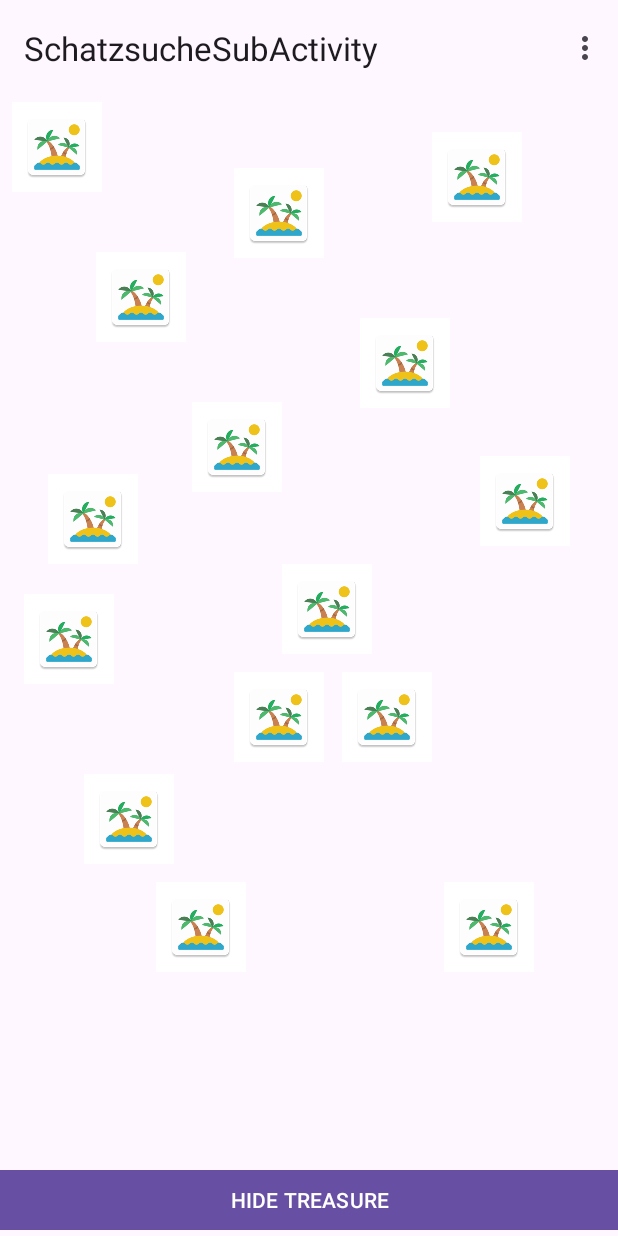
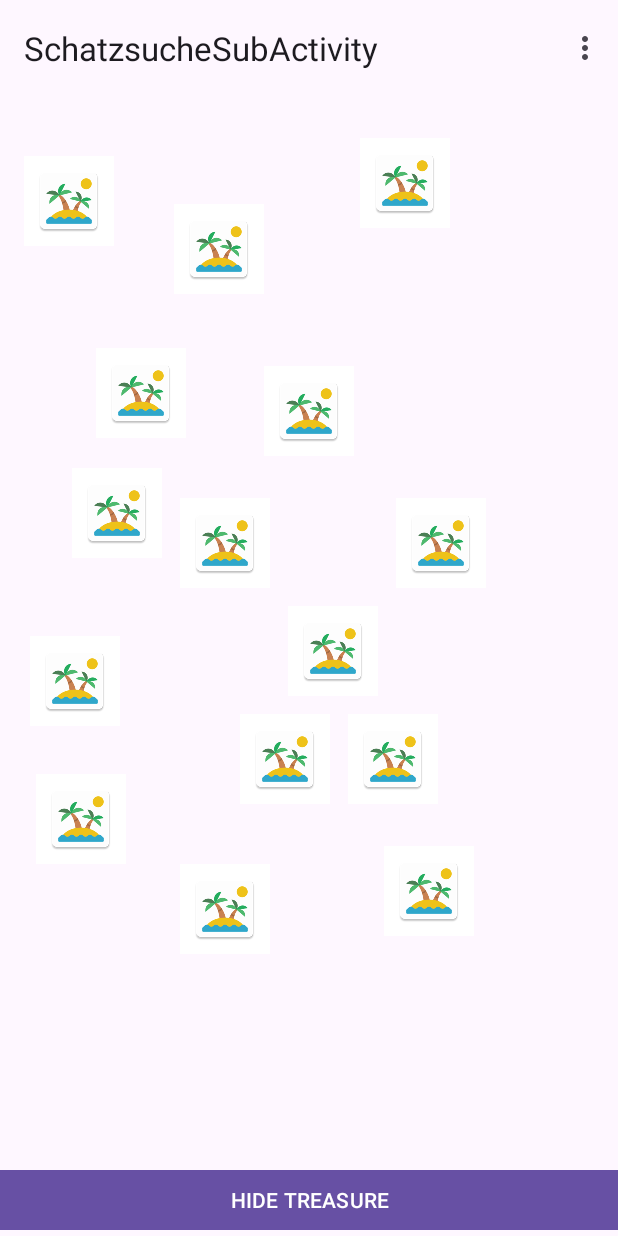
Before and after one commit to rothnina/SchatzsucheSubActivity, an Android app: the screen it shows after launch (MainActivity), on a phone screen of 412 x 824 dp. Run offline under Robolectric (Android 15) with nearby library versions, the phone set to English and light mode, and no system bars; our stand-ins replace navigation-ui.

Commit message:
Change location of the imagebuttons, so all are in the screen

```diff
--- a/app/src/main/res/layout/activity_main.xml
+++ b/app/src/main/res/layout/activity_main.xml
@@ -23,17 +23,18 @@
         android:id="@+id/constrainLayout"
         android:layout_width="match_parent"
         android:layout_height="match_parent"
+        android:layout_marginTop="?attr/actionBarSize"
         >
 
         <ImageButton
             android:id="@+id/island_1"
             android:layout_width="wrap_content"
             android:layout_height="wrap_content"
-            android:layout_marginStart="8dp"
-            android:layout_marginTop="68dp"
+            android:layout_marginStart="16dp"
+            android:layout_marginTop="40dp"
+            android:accessibilityPaneTitle="island_1"
             android:background="@drawable/rectangle_image_button"
             android:src="@mipmap/island"
-            android:accessibilityPaneTitle="island_1"
             app:layout_constraintStart_toStartOf="parent"
             app:layout_constraintTop_toTopOf="parent" />
 
@@ -41,11 +42,11 @@
             android:id="@+id/island_2"
             android:layout_width="wrap_content"
             android:layout_height="wrap_content"
-            android:layout_marginStart="156dp"
-            android:layout_marginTop="112dp"
+            android:layout_marginStart="116dp"
+            android:layout_marginTop="72dp"
+            android:accessibilityPaneTitle="island_2"
             android:background="@drawable/rectangle_image_button"
             android:src="@mipmap/island"
-            android:accessibilityPaneTitle="island_2"
             app:layout_constraintStart_toStartOf="parent"
             app:layout_constraintTop_toTopOf="parent" />
 
@@ -53,11 +54,11 @@
             android:id="@+id/island_3"
             android:layout_width="wrap_content"
             android:layout_height="wrap_content"
-            android:layout_marginStart="288dp"
-            android:layout_marginTop="88dp"
+            android:layout_marginStart="240dp"
+            android:layout_marginTop="28dp"
+            android:accessibilityPaneTitle="island_3"
             android:background="@drawable/rectangle_image_button"
             android:src="@mipmap/island"
-            android:accessibilityPaneTitle="island_3"
             app:layout_constraintStart_toStartOf="parent"
             app:layout_constraintTop_toTopOf="parent" />
 
@@ -77,11 +78,35 @@
             android:id="@+id/island_5"
             android:layout_width="wrap_content"
             android:layout_height="wrap_content"
-            android:layout_marginStart="240dp"
-            android:layout_marginTop="212dp"
+            android:layout_marginStart="176dp"
+            android:layout_marginTop="180dp"
+            android:accessibilityPaneTitle="island_5"
             android:background="@drawable/rectangle_image_button"
             android:src="@mipmap/island"
-            android:accessibilityPaneTitle="island_5"
+            app:layout_constraintStart_toStartOf="parent"
+            app:layout_constraintTop_toTopOf="parent" />
+
+        <ImageButton
+            android:id="@+id/island_10"
+            android:layout_width="wrap_content"
+            android:layout_height="wrap_content"
+            android:layout_marginStart="192dp"
+            android:layout_marginTop="340dp"
+            android:accessibilityPaneTitle="island_10"
+            android:background="@drawable/rectangle_image_button"
+            android:src="@mipmap/island"
+            app:layout_constraintStart_toStartOf="parent"
+            app:layout_constraintTop_toTopOf="parent" />
+
+        <ImageButton
+            android:id="@+id/island_8"
+            android:layout_width="wrap_content"
+            android:layout_height="wrap_content"
+            android:layout_marginStart="48dp"
+            android:layout_marginTop="248dp"
+            android:accessibilityPaneTitle="island_8"
+            android:background="@drawable/rectangle_image_button"
+            android:src="@mipmap/island"
             app:layout_constraintStart_toStartOf="parent"
             app:layout_constraintTop_toTopOf="parent" />
 
@@ -89,11 +114,11 @@
             android:id="@+id/island_6"
             android:layout_width="wrap_content"
             android:layout_height="wrap_content"
-            android:layout_marginStart="128dp"
+            android:layout_marginStart="120dp"
             android:layout_marginTop="268dp"
+            android:accessibilityPaneTitle="island_6"
             android:background="@drawable/rectangle_image_button"
             android:src="@mipmap/island"
-            android:accessibilityPaneTitle="island_6"
             app:layout_constraintStart_toStartOf="parent"
             app:layout_constraintTop_toTopOf="parent" />
 
@@ -101,23 +126,11 @@
             android:id="@+id/island_7"
             android:layout_width="wrap_content"
             android:layout_height="wrap_content"
-            android:layout_marginStart="320dp"
-            android:layout_marginTop="304dp"
+            android:layout_marginStart="264dp"
+            android:layout_marginTop="268dp"
+            android:accessibilityPaneTitle="island_7"
             android:background="@drawable/rectangle_image_button"
             android:src="@mipmap/island"
-            android:accessibilityPaneTitle="island_7"
-            app:layout_constraintStart_toStartOf="parent"
-            app:layout_constraintTop_toTopOf="parent" />
-
-        <ImageButton
-            android:id="@+id/island_8"
-            android:layout_width="wrap_content"
-            android:layout_height="wrap_content"
-            android:layout_marginStart="32dp"
-            android:layout_marginTop="316dp"
-            android:background="@drawable/rectangle_image_button"
-            android:src="@mipmap/island"
-            android:accessibilityPaneTitle="island_8"
             app:layout_constraintStart_toStartOf="parent"
             app:layout_constraintTop_toTopOf="parent" />
 
@@ -125,23 +138,23 @@
             android:id="@+id/island_9"
             android:layout_width="wrap_content"
             android:layout_height="wrap_content"
-            android:layout_marginStart="16dp"
-            android:layout_marginTop="396dp"
+            android:layout_marginStart="20dp"
+            android:layout_marginTop="360dp"
+            android:accessibilityPaneTitle="island_9"
             android:background="@drawable/rectangle_image_button"
             android:src="@mipmap/island"
-            android:accessibilityPaneTitle="island_9"
             app:layout_constraintStart_toStartOf="parent"
             app:layout_constraintTop_toTopOf="parent" />
 
         <ImageButton
-            android:id="@+id/island_10"
+            android:id="@+id/island_12"
             android:layout_width="wrap_content"
             android:layout_height="wrap_content"
-            android:layout_marginStart="188dp"
-            android:layout_marginTop="376dp"
+            android:layout_marginStart="232dp"
+            android:layout_marginTop="412dp"
+            android:accessibilityPaneTitle="island_12"
             android:background="@drawable/rectangle_image_button"
             android:src="@mipmap/island"
-            android:accessibilityPaneTitle="island_10"
             app:layout_constraintStart_toStartOf="parent"
             app:layout_constraintTop_toTopOf="parent" />
 
@@ -149,23 +162,23 @@
             android:id="@+id/island_11"
             android:layout_width="wrap_content"
             android:layout_height="wrap_content"
-            android:layout_marginStart="156dp"
-            android:layout_marginTop="448dp"
+            android:layout_marginStart="160dp"
+            android:layout_marginTop="412dp"
+            android:accessibilityPaneTitle="island_11"
             android:background="@drawable/rectangle_image_button"
             android:src="@mipmap/island"
-            android:accessibilityPaneTitle="island_11"
             app:layout_constraintStart_toStartOf="parent"
             app:layout_constraintTop_toTopOf="parent" />
 
         <ImageButton
-            android:id="@+id/island_12"
+            android:id="@+id/island_14"
             android:layout_width="wrap_content"
             android:layout_height="wrap_content"
-            android:layout_marginStart="228dp"
-            android:layout_marginTop="448dp"
+            android:layout_marginStart="120dp"
+            android:layout_marginTop="512dp"
+            android:accessibilityPaneTitle="island_14"
             android:background="@drawable/rectangle_image_button"
             android:src="@mipmap/island"
-            android:accessibilityPaneTitle="island_12"
             app:layout_constraintStart_toStartOf="parent"
             app:layout_constraintTop_toTopOf="parent" />
 
@@ -173,23 +186,11 @@
             android:id="@+id/island_13"
             android:layout_width="wrap_content"
             android:layout_height="wrap_content"
-            android:layout_marginStart="56dp"
-            android:layout_marginTop="516dp"
+            android:layout_marginStart="24dp"
+            android:layout_marginTop="452dp"
+            android:accessibilityPaneTitle="island_13"
             android:background="@drawable/rectangle_image_button"
             android:src="@mipmap/island"
-            android:accessibilityPaneTitle="island_13"
-            app:layout_constraintStart_toStartOf="parent"
-            app:layout_constraintTop_toTopOf="parent" />
-
-        <ImageButton
-            android:id="@+id/island_14"
-            android:layout_width="wrap_content"
-            android:layout_height="wrap_content"
-            android:layout_marginStart="104dp"
-            android:layout_marginTop="588dp"
-            android:background="@drawable/rectangle_image_button"
-            android:src="@mipmap/island"
-            android:accessibilityPaneTitle="island_14"
             app:layout_constraintStart_toStartOf="parent"
             app:layout_constraintTop_toTopOf="parent" />
 
@@ -197,11 +198,11 @@
             android:id="@+id/island_15"
             android:layout_width="wrap_content"
             android:layout_height="wrap_content"
-            android:layout_marginStart="296dp"
-            android:layout_marginTop="588dp"
+            android:layout_marginStart="256dp"
+            android:layout_marginTop="500dp"
+            android:accessibilityPaneTitle="island_15"
             android:background="@drawable/rectangle_image_button"
             android:src="@mipmap/island"
-            android:accessibilityPaneTitle="island_15"
             app:layout_constraintStart_toStartOf="parent"
             app:layout_constraintTop_toTopOf="parent" />
 
```
